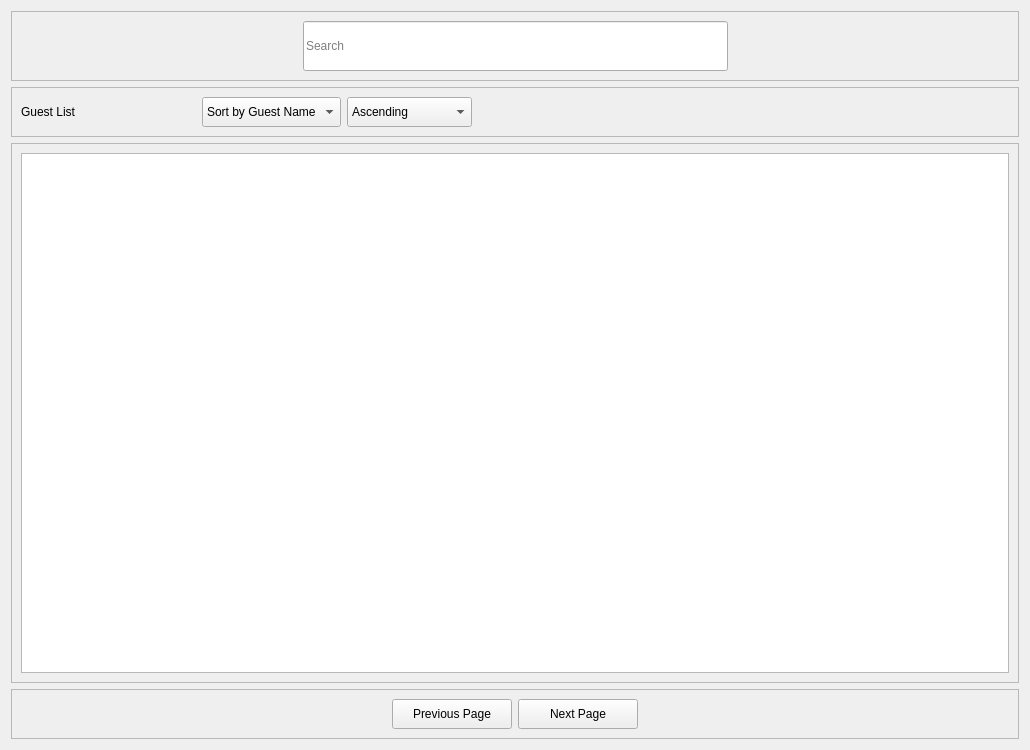
Old version of the form ui_files/guests_page.ui in the repository xbryan25/hotel-management-system.
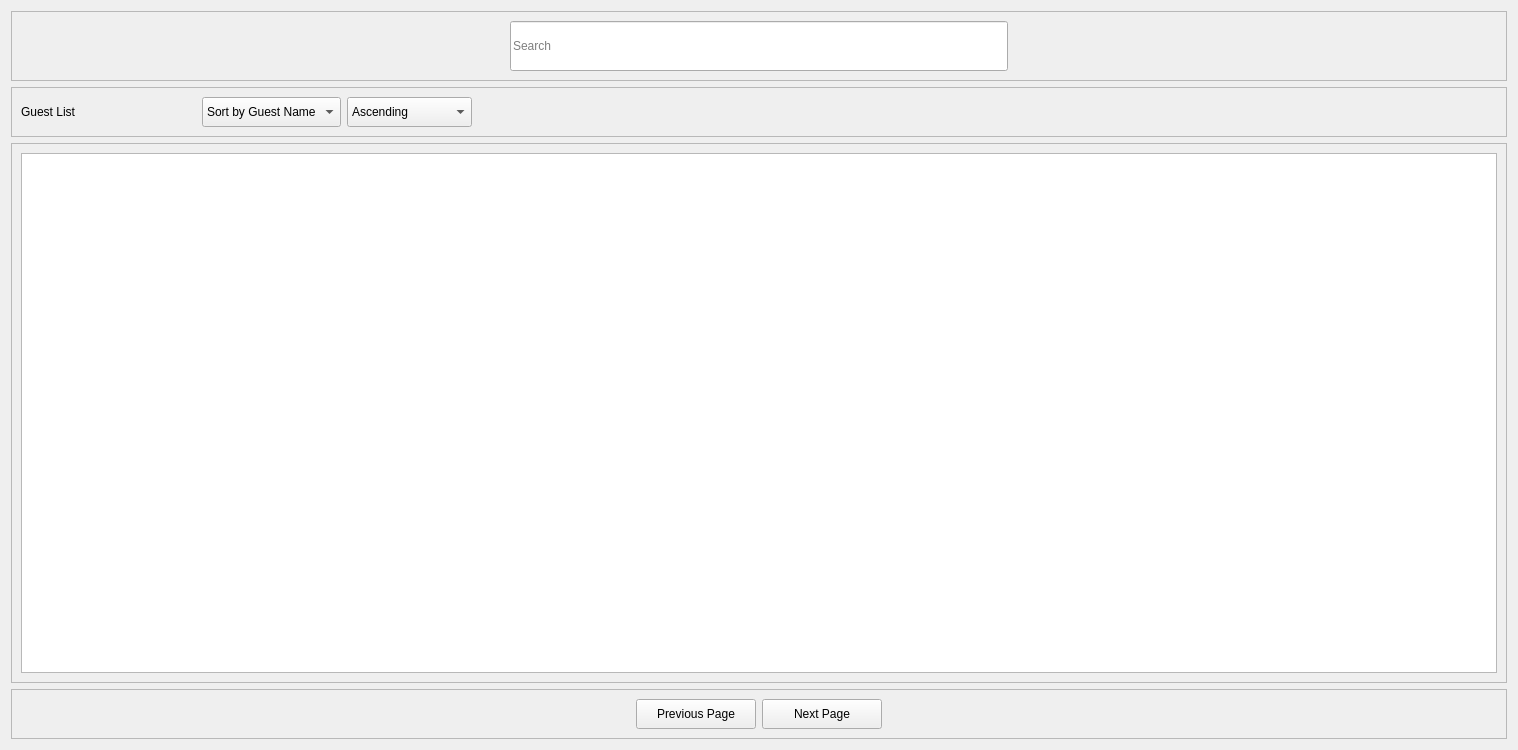
New version of the form.

Commit message: ui(guests_page): adjust h_spacers in search_bar_frame so that the search_lineedit of both the guests page and rooms page will match

```diff
--- a/ui_files/guests_page.ui
+++ b/ui_files/guests_page.ui
@@ -6,7 +6,7 @@
    <rect>
     <x>0</x>
     <y>0</y>
-    <width>1030</width>
+    <width>1518</width>
     <height>750</height>
    </rect>
   </property>
@@ -115,6 +115,15 @@
       <enum>QFrame::Raised</enum>
      </property>
      <layout class="QGridLayout" name="gridLayout_3">
+      <property name="leftMargin">
+       <number>0</number>
+      </property>
+      <property name="rightMargin">
+       <number>0</number>
+      </property>
+      <property name="spacing">
+       <number>0</number>
+      </property>
       <item row="0" column="0">
        <spacer name="hs_1">
         <property name="orientation">
```
The commit also changes 1 other file.
